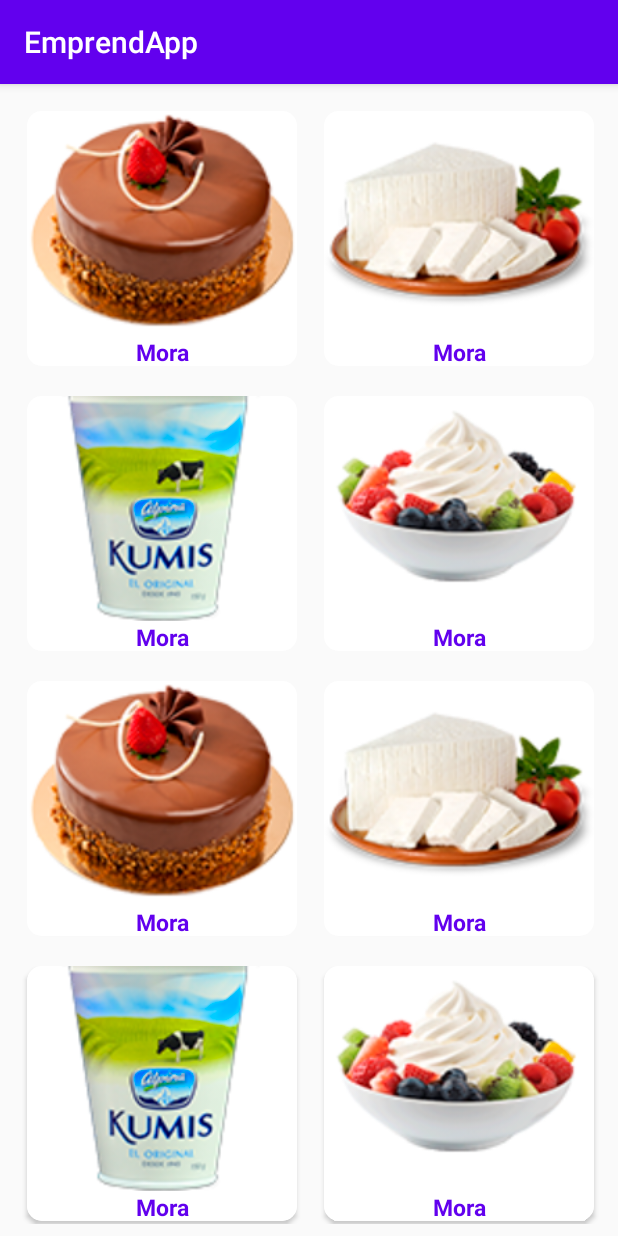
After one commit to carloshuila/EmpredApp, an Android app: the CategoriaPostreActivity screen opened directly, with no data from a screen before it, on a phone screen of 412 x 824 dp. The commit adds this screen. Run offline under Robolectric (Android 15) with nearby library versions, the phone set to English and light mode, and no system bars.

Commit message:
listar elementos de una categoria

```diff
--- a/app/build.gradle
+++ b/app/build.gradle
@@ -28,6 +28,7 @@ dependencies {
     implementation 'androidx.appcompat:appcompat:1.2.0'
     implementation 'androidx.constraintlayout:constraintlayout:2.0.4'
     implementation 'androidx.recyclerview:recyclerview:1.1.0'
+    implementation 'androidx.cardview:cardview:1.0.0'
     implementation 'androidx.viewpager2:viewpager2:1.0.0'
     implementation 'com.google.android.material:material:1.2.1'
     testImplementation 'junit:junit:4.12'
--- a/app/src/main/AndroidManifest.xml
+++ b/app/src/main/AndroidManifest.xml
@@ -9,7 +9,9 @@
         android:roundIcon="@mipmap/ic_launcher_round"
         android:supportsRtl="true"
         android:theme="@style/AppTheme">
-        <activity android:name=".PerfilActivity"></activity>
+        <activity android:name=".categorias.PostreActivity"></activity>
+        <activity android:name=".categorias.CategoriaPostreActivity" />
+        <activity android:name=".PerfilActivity" />
         <activity android:name=".PedidosActivity" />
         <activity android:name=".MainActivity">
             <intent-filter>
--- /dev/null
+++ b/app/src/main/java/edu/aplimovil/emprendapp/categorias/AdapterPostres.java
@@ -0,0 +1,87 @@
+package edu.aplimovil.emprendapp.categorias;
+
+import android.content.Context;
+import android.content.Intent;
+import android.view.LayoutInflater;
+import android.view.View;
+import android.view.ViewGroup;
+import android.widget.ImageView;
+import android.widget.TextView;
+
+import androidx.annotation.NonNull;
+import androidx.cardview.widget.CardView;
+import androidx.recyclerview.widget.RecyclerView;
+import androidx.recyclerview.widget.RecyclerView.Adapter;
+
+import java.util.List;
+
+import edu.aplimovil.emprendapp.R;
+
+import static edu.aplimovil.emprendapp.categorias.AdapterPostres.*;
+
+public class AdapterPostres extends RecyclerView.Adapter<AdapterPostres.MyViewHolder> {
+
+        private Context micontext;
+        private List<Postre> listapostres;
+
+        public AdapterPostres(Context micontext, List<Postre> listaPostres) {
+            this.micontext = micontext;
+            listapostres = listaPostres;
+        }
+
+        @Override
+        public MyViewHolder onCreateViewHolder(@NonNull ViewGroup miparent, int viewType) {
+
+            View miview;
+            LayoutInflater minflater = LayoutInflater.from(micontext);
+            miview = minflater.inflate(R.layout.cardview_item_postres,miparent,false);
+            return new MyViewHolder(miview);
+        }
+
+        @Override
+        public void onBindViewHolder(@NonNull MyViewHolder holder, final int position) {
+
+            holder.nombrePostre.setText((listapostres.get(position).getNombre()));
+            holder.imgPostre.setImageResource(listapostres.get(position).getImagen());
+            //Agregar click Listener
+            holder.cardViewPostre.setOnClickListener(new View.OnClickListener() {
+                @Override
+                public void onClick(View v) {
+
+                    Intent intent = new Intent(micontext, PostreActivity.class);
+
+                    // Pasamos datos a la PostreActicity
+                    intent.putExtra("Nombre", listapostres.get(position).getNombre());
+                    intent.putExtra("Descripcion", listapostres.get(position).getDescripcion());
+                    intent.putExtra("Precio", listapostres.get(position).getPrecio());
+                    intent.putExtra("Imagen", listapostres.get(position).getImagen());
+
+                    //Iniciamos la Activity
+                    micontext.startActivity(intent);
+                }
+            });
+
+
+
+        }
+
+        @Override
+        public int getItemCount() {
+            return listapostres.size();
+        }
+
+
+        public static class MyViewHolder extends RecyclerView.ViewHolder{
+            TextView nombrePostre;
+            ImageView imgPostre;
+            CardView cardViewPostre;
+
+            public MyViewHolder(View itemView){
+                super(itemView);
+
+                nombrePostre = (TextView) itemView.findViewById(R.id.id_postre_nombre);
+                imgPostre  = (ImageView) itemView.findViewById(R.id.id_postre_img);
+                cardViewPostre = (CardView) itemView.findViewById(R.id.id_cardViewPostre);
+            }
+        }
+}
--- /dev/null
+++ b/app/src/main/java/edu/aplimovil/emprendapp/categorias/CategoriaPostreActivity.java
@@ -0,0 +1,45 @@
+package edu.aplimovil.emprendapp.categorias;
+
+import androidx.appcompat.app.AppCompatActivity;
+import androidx.recyclerview.widget.GridLayoutManager;
+import androidx.recyclerview.widget.RecyclerView;
+
+import android.os.Bundle;
+
+import java.util.ArrayList;
+import java.util.List;
+
+import edu.aplimovil.emprendapp.R;
+
+public class CategoriaPostreActivity extends AppCompatActivity {
+
+    List<Postre> listaPostres;
+
+    @Override
+    protected void onCreate(Bundle savedInstanceState) {
+        super.onCreate(savedInstanceState);
+        setContentView(R.layout.activity_categoria_postre);
+
+
+
+        listaPostres = new ArrayList<>();
+        listaPostres.add(new Postre("1", "Mora", "Postres", "Mora", "Postre Natural", "4000", R.drawable.postres));
+        listaPostres.add(new Postre("2", "Mora", "Postres", "Mora", "Postre Natural", "4000", R.drawable.queso));
+        listaPostres.add(new Postre("3", "Mora", "Postres", "Mora", "Postre Natural", "4000", R.drawable.kumis));
+        listaPostres.add(new Postre("4", "Mora", "Postres", "Mora", "Postre Natural", "4000", R.drawable.yogurt));
+        listaPostres.add(new Postre("1", "Mora", "Postres", "Mora", "Postre Natural", "4000", R.drawable.postres));
+        listaPostres.add(new Postre("2", "Mora", "Postres", "Mora", "Postre Natural", "4000", R.drawable.queso));
+        listaPostres.add(new Postre("3", "Mora", "Postres", "Mora", "Postre Natural", "4000", R.drawable.kumis));
+        listaPostres.add(new Postre("4", "Mora", "Postres", "Mora", "Postre Natural", "4000", R.drawable.yogurt));
+        listaPostres.add(new Postre("1", "Mora", "Postres", "Mora", "Postre Natural", "4000", R.drawable.postres));
+        listaPostres.add(new Postre("2", "Mora", "Postres", "Mora", "Postre Natural", "4000", R.drawable.queso));
+        listaPostres.add(new Postre("3", "Mora", "Postres", "Mora", "Postre Natural", "4000", R.drawable.kumis));
+        listaPostres.add(new Postre("4", "Mora", "Postres", "Mora", "Postre Natural", "4000", R.drawable.yogurt));
+
+        RecyclerView myRecyclerView = (RecyclerView) findViewById(R.id.id_recyclerView_postres);
+        AdapterPostres MyAdapter = new AdapterPostres(this,listaPostres);
+        myRecyclerView.setLayoutManager(new GridLayoutManager(this,2));
+        myRecyclerView.setAdapter(MyAdapter);
+
+    }
+}
--- /dev/null
+++ b/app/src/main/java/edu/aplimovil/emprendapp/categorias/Postre.java
@@ -0,0 +1,80 @@
+package edu.aplimovil.emprendapp.categorias;
+
+public class Postre {
+    private String id;
+    private String nombre;
+    private String categoria;
+    private String sabor;
+    private String descripcion;
+    private String precio;
+    private int imagen;
+
+    public Postre() {
+    }
+
+    public Postre(String id, String nombre, String categoria, String sabor, String descripcion, String precio, int imagen) {
+        this.id = id;
+        this.nombre = nombre;
+        this.categoria = categoria;
+        this.sabor = sabor;
+        this.descripcion = descripcion;
+        this.precio = precio;
+        this.imagen = imagen;
+    }
+
+    public void setId(String id) {
+        this.id = id;
+    }
+
+    public void setNombre(String nombre) {
+        this.nombre = nombre;
+    }
+
+    public void setCategoria(String categoria) {
+        this.categoria = categoria;
+    }
+
+    public void setSabor(String sabor) {
+        this.sabor = sabor;
+    }
+
+    public void setDescripcion(String descripcion) {
+        this.descripcion = descripcion;
+    }
+
+    public void setPrecio(String precio) {
+        this.precio = precio;
+    }
+
+    public void setImagen(int imagen) {
+        this.imagen = imagen;
+    }
+
+    public String getId() {
+        return id;
+    }
+
+    public String getNombre() {
+        return nombre;
+    }
+
+    public String getCategoria() {
+        return categoria;
+    }
+
+    public String getSabor() {
+        return sabor;
+    }
+
+    public String getDescripcion() {
+        return descripcion;
+    }
+
+    public String getPrecio() {
+        return precio;
+    }
+
+    public int getImagen() {
+        return imagen;
+    }
+}
--- /dev/null
+++ b/app/src/main/res/layout/activity_categoria_postre.xml
@@ -0,0 +1,17 @@
+<?xml version="1.0" encoding="utf-8"?>
+<LinearLayout xmlns:android="http://schemas.android.com/apk/res/android"
+    xmlns:app="http://schemas.android.com/apk/res-auto"
+    xmlns:tools="http://schemas.android.com/tools"
+    android:layout_width="match_parent"
+    android:layout_height="match_parent"
+    android:padding="8dp"
+    tools:context=".categorias.CategoriaPostreActivity">
+
+
+    <androidx.recyclerview.widget.RecyclerView
+        android:id="@+id/id_recyclerView_postres"
+        android:layout_width="match_parent"
+        android:layout_height="match_parent">
+    </androidx.recyclerview.widget.RecyclerView>
+
+</LinearLayout>
--- a/app/src/main/res/layout/activity_main.xml
+++ b/app/src/main/res/layout/activity_main.xml
@@ -68,6 +68,12 @@
         app:layout_constraintStart_toStartOf="parent"
         app:layout_constraintTop_toBottomOf="@+id/contLayoutSuperior">
 
+        <Button
+            android:id="@+id/id_button"
+            android:layout_width="wrap_content"
+            android:layout_height="wrap_content"
+            android:text="Button"
+            android:onClick="vercategorias"/>
     </androidx.constraintlayout.widget.ConstraintLayout>
 
     <androidx.constraintlayout.widget.ConstraintLayout
--- /dev/null
+++ b/app/src/main/res/layout/cardview_item_postres.xml
@@ -0,0 +1,38 @@
+<?xml version="1.0" encoding="utf-8"?>
+<androidx.cardview.widget.CardView xmlns:android="http://schemas.android.com/apk/res/android"
+    android:id="@+id/id_cardViewPostre"
+    android:layout_width="180dp"
+    android:layout_height="170dp"
+    xmlns:app="http://schemas.android.com/apk/res-auto"
+    android:layout_margin="10dp"
+    app:cardCornerRadius="10dp"
+    android:clickable="true"
+    android:foreground="?android:attr/selectableItemBackground">
+
+
+    <LinearLayout
+        android:layout_width="match_parent"
+        android:layout_height="match_parent"
+        android:orientation="vertical">
+
+        <ImageView
+            android:id="@+id/id_postre_img"
+            android:layout_width="match_parent"
+            android:layout_height="150dp"
+            android:scaleType="centerCrop"
+            android:background="@color/colorBlanco">
+        </ImageView>
+        <TextView
+            android:id="@+id/id_postre_nombre"
+            android:layout_width="match_parent"
+            android:layout_height="match_parent"
+            android:text="Postre Nombre"
+            android:textColor="@color/colorPrimary"
+            android:textSize="15sp"
+            android:textStyle="bold"
+            android:background="@color/colorCintaCard"
+            android:gravity="center">
+        </TextView>
+
+    </LinearLayout>
+</androidx.cardview.widget.CardView>
--- a/app/src/main/res/values/colors.xml
+++ b/app/src/main/res/values/colors.xml
@@ -3,4 +3,7 @@
     <color name="colorPrimary">#6200EE</color>
     <color name="colorPrimaryDark">#3700B3</color>
     <color name="colorAccent">#03DAC5</color>
+    <color name="colorBlanco">#FFFFFF</color>
+    <color name="colorCintaCard">#FFFFFF</color>
+    <color name="colorNegro">#000000</color>
 </resources>
```
Also changed, not shown: app/src/main/java/edu/aplimovil/emprendapp/MainActivity.java (+9 -0 lines), app/src/main/java/edu/aplimovil/emprendapp/categorias/PostreActivity.java (added, +16 -0 lines), app/src/main/res/layout/activity_postre.xml (added, +69 -0 lines), app/src/main/res/drawable/kumis.png (added), app/src/main/res/drawable/postres.png (added), app/src/main/res/drawable/queso.png (added), app/src/main/res/drawable/recomendado_dia.png (added), app/src/main/res/drawable/yogurt.png (added).
